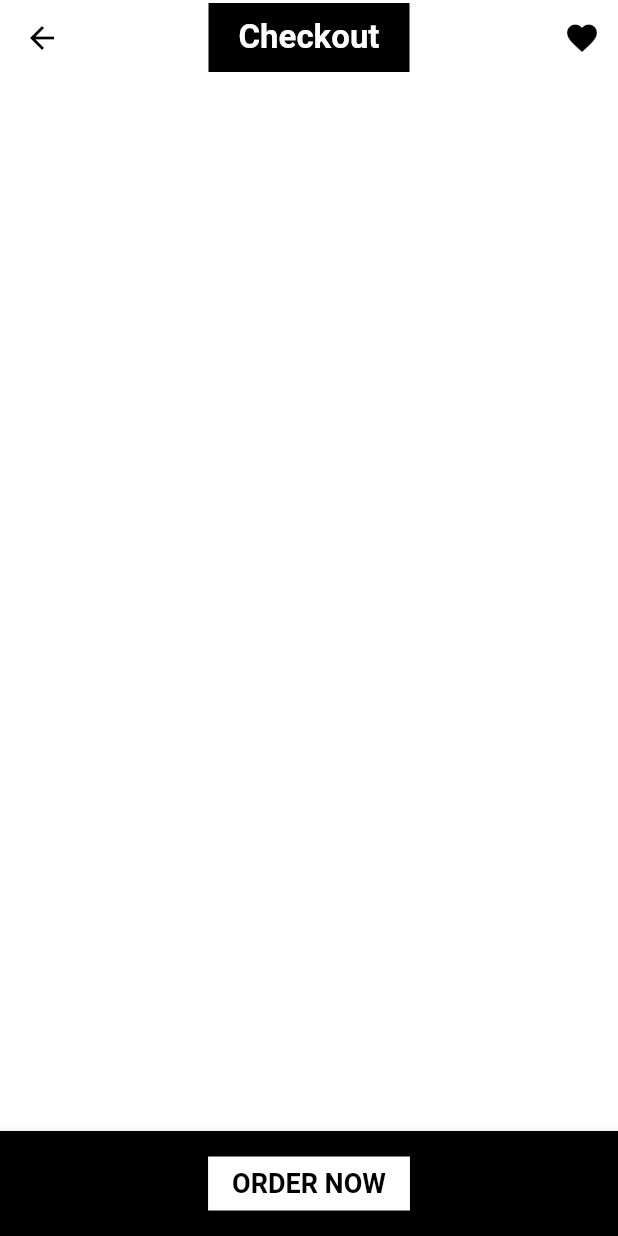
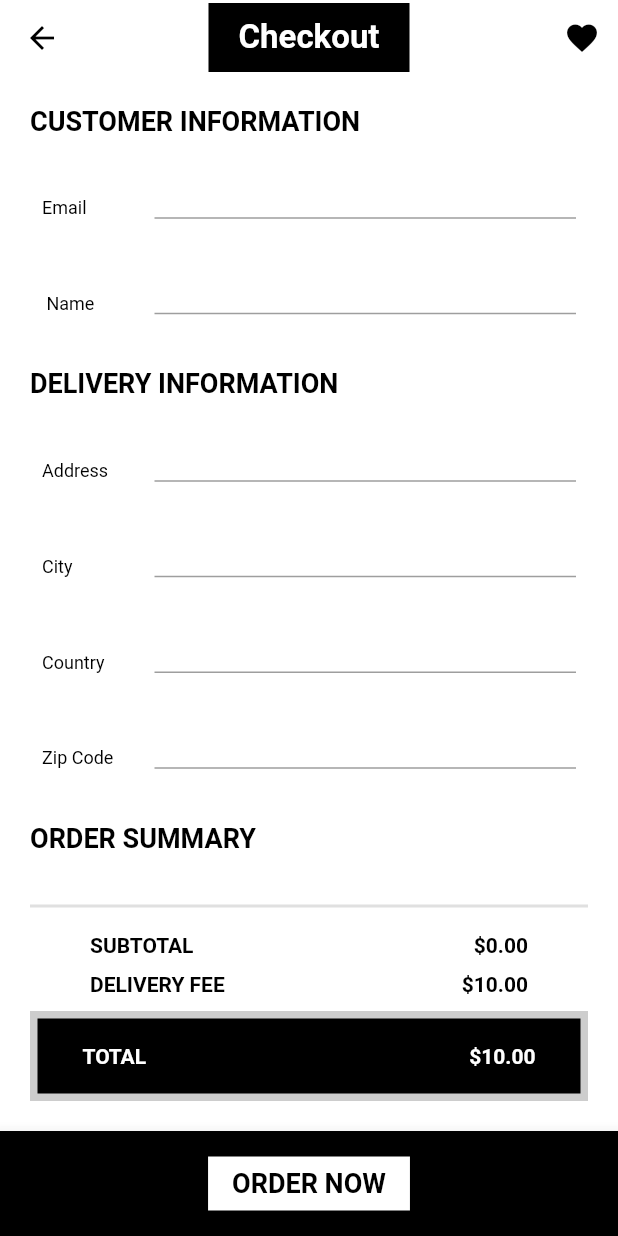
Before and after one commit to alexfdz55/eCommerce_app, a Flutter app: the CartScreen screen opened by its route, after a tap on "GO TO CHECKOUT", on a phone screen of 412 x 824 dp. Run offline on Flutter 3.47's test engine with Material 2 defaults, Android fonts, the phone set to English and light mode, and no system bars; our stand-ins replace carousel_slider, cloud_firestore, equatable, firebase_core, flutter_bloc; accounts and stored records are empty; Roboto replaces fonts that are missing (Avenir).

Commit message:
Checkout screen diseno

```diff
--- a/lib/main.dart
+++ b/lib/main.dart
@@ -45,7 +45,7 @@ class MyApp extends StatelessWidget {
           title: 'Material App',
           theme: theme(),
           onGenerateRoute: AppRouter.onGenerateRoute,
-          initialRoute: HomeScreen.routeName,
+          initialRoute: CheckoutScreen.routeName,
         ),
       ),
     );
--- a/lib/screens/cart/cart_screen.dart
+++ b/lib/screens/cart/cart_screen.dart
@@ -19,8 +19,6 @@ class CartScreen extends StatelessWidget {
   Widget build(BuildContext context) {
     final theme = Theme.of(context);
     final textTheme = theme.textTheme;
-
-    final size = MediaQuery.of(context).size;
 
     return Scaffold(
       appBar: const CustomAppbar(title: 'Cart'),
@@ -81,71 +79,9 @@ class CartScreen extends StatelessWidget {
                           ),
                         ),
                       ),
-                      // CartProductCard(product: Product.products[0]),
-                      // CartProductCard(product: Product.products[1]),
-                      // CartProductCard(product: Product.products[3]),
                     ],
                   ),
-                  Column(
-                    children: [
-                      const Divider(thickness: 2),
-                      Padding(
-                        padding: const EdgeInsets.symmetric(
-                            horizontal: 40, vertical: 10),
-                        child: Column(
-                          children: [
-                            Row(
-                              mainAxisAlignment: MainAxisAlignment.spaceBetween,
-                              children: [
-                                Text('SUBTOTAL', style: textTheme.headline5),
-                                Text('\$${state.cart.subtotalString}',
-                                    style: textTheme.headline5),
-                              ],
-                            ),
-                            const SizedBox(height: 10),
-                            Row(
-                              mainAxisAlignment: MainAxisAlignment.spaceBetween,
-                              children: [
-                                Text('DELIVERY FEE',
-                                    style: textTheme.headline5),
-                                Text('\$${state.cart.deliveryFeeString}',
-                                    style: textTheme.headline5),
-                              ],
-                            ),
-                          ],
-                        ),
-                      ),
-                      Stack(
-                        children: [
-                          Container(
-                            width: size.width,
-                            height: 60,
-                            decoration: BoxDecoration(
-                                color: Colors.black.withAlpha(50)),
-                          ),
-                          Container(
-                            width: size.width,
-                            margin: const EdgeInsets.all(5),
-                            padding: const EdgeInsets.symmetric(horizontal: 30),
-                            height: 50,
-                            decoration:
-                                const BoxDecoration(color: Colors.black),
-                            child: Row(
-                              mainAxisAlignment: MainAxisAlignment.spaceBetween,
-                              children: [
-                                Text('TOTAL',
-                                    style: textTheme.headline5!
-                                        .copyWith(color: Colors.white)),
-                                Text('\$${state.cart.totalString}',
-                                    style: textTheme.headline5!
-                                        .copyWith(color: Colors.white)),
-                              ],
-                            ),
-                          ),
-                        ],
-                      )
-                    ],
-                  )
+                  const OrderSummary(),
                 ],
               ),
             );
--- a/lib/screens/checkout/checkout_screen.dart
+++ b/lib/screens/checkout/checkout_screen.dart
@@ -15,9 +15,65 @@ class CheckoutScreen extends StatelessWidget {
 
   @override
   Widget build(BuildContext context) {
+    final textTheme = Theme.of(context).textTheme;
+
+    final emailTextCtrl = TextEditingController();
+    final nameTextCtrl = TextEditingController();
+    final addressTextCtrl = TextEditingController();
+    final cityTextCtrl = TextEditingController();
+    final countryTextCtrl = TextEditingController();
+    final zipCodeTextCtrl = TextEditingController();
+
     return Scaffold(
       appBar: const CustomAppbar(title: 'Checkout'),
       bottomNavigationBar: const CustomNavBar(screen: routeName),
+      body: Padding(
+        padding: const EdgeInsets.all(20.0),
+        child: Column(
+          mainAxisAlignment: MainAxisAlignment.spaceBetween,
+          crossAxisAlignment: CrossAxisAlignment.start,
+          children: [
+            Text('CUSTOMER INFORMATION', style: textTheme.headline3),
+            _buildTextFormField(emailTextCtrl, context, 'Email'),
+            _buildTextFormField(nameTextCtrl, context, ' Name'),
+            Text('DELIVERY INFORMATION', style: textTheme.headline3),
+            _buildTextFormField(addressTextCtrl, context, 'Address'),
+            _buildTextFormField(cityTextCtrl, context, 'City'),
+            _buildTextFormField(countryTextCtrl, context, 'Country'),
+            _buildTextFormField(zipCodeTextCtrl, context, 'Zip Code'),
+            Text('ORDER SUMMARY', style: textTheme.headline3),
+            const OrderSummary()
+          ],
+        ),
+      ),
+    );
+  }
+
+  Widget _buildTextFormField(
+    TextEditingController controller,
+    BuildContext context,
+    String labelText,
+  ) {
+    final textTheme = Theme.of(context).textTheme;
+
+    return Padding(
+      padding: const EdgeInsets.all(8.0),
+      child: Row(
+        children: [
+          SizedBox(
+              width: 75, child: Text(labelText, style: textTheme.bodyText1)),
+          Expanded(
+              child: TextFormField(
+            controller: controller,
+            decoration: const InputDecoration(
+              isDense: true,
+              contentPadding: EdgeInsets.only(left: 10),
+              focusedBorder: UnderlineInputBorder(
+                  borderSide: BorderSide(color: Colors.black)),
+            ),
+          ))
+        ],
+      ),
     );
   }
 }
--- /dev/null
+++ b/lib/widgets/order_summary.dart
@@ -0,0 +1,87 @@
+import 'package:ecommerce_app/blocs/blocs.dart';
+import 'package:ecommerce_app/widgets/custom_circular_progress.dart';
+import 'package:ecommerce_app/widgets/widgets.dart';
+import 'package:flutter/material.dart';
+import 'package:flutter_bloc/flutter_bloc.dart';
+
+class OrderSummary extends StatelessWidget {
+  const OrderSummary({Key? key}) : super(key: key);
+
+  @override
+  Widget build(BuildContext context) {
+    final textTheme = Theme.of(context).textTheme;
+
+    final size = MediaQuery.of(context).size;
+
+    return BlocBuilder<CartBloc, CartState>(
+      builder: (context, state) {
+        if (state is CartLoading) {
+          return const CustomCircularProgress();
+        }
+
+        if (state is CartLoaded) {
+          return Column(
+            children: [
+              const Divider(thickness: 2),
+              Padding(
+                padding:
+                    const EdgeInsets.symmetric(horizontal: 40, vertical: 10),
+                child: Column(
+                  children: [
+                    Row(
+                      mainAxisAlignment: MainAxisAlignment.spaceBetween,
+                      children: [
+                        Text('SUBTOTAL', style: textTheme.headline5),
+                        Text('\$${state.cart.subtotalString}',
+                            style: textTheme.headline5),
+                      ],
+                    ),
+                    const SizedBox(height: 10),
+                    Row(
+                      mainAxisAlignment: MainAxisAlignment.spaceBetween,
+                      children: [
+                        Text('DELIVERY FEE', style: textTheme.headline5),
+                        Text('\$${state.cart.deliveryFeeString}',
+                            style: textTheme.headline5),
+                      ],
+                    ),
+                  ],
+                ),
+              ),
+              Stack(
+                children: [
+                  Container(
+                    width: size.width,
+                    height: 60,
+                    decoration:
+                        BoxDecoration(color: Colors.black.withAlpha(50)),
+                  ),
+                  Container(
+                    width: size.width,
+                    margin: const EdgeInsets.all(5),
+                    padding: const EdgeInsets.symmetric(horizontal: 30),
+                    height: 50,
+                    decoration: const BoxDecoration(color: Colors.black),
+                    child: Row(
+                      mainAxisAlignment: MainAxisAlignment.spaceBetween,
+                      children: [
+                        Text('TOTAL',
+                            style: textTheme.headline5!
+                                .copyWith(color: Colors.white)),
+                        Text('\$${state.cart.totalString}',
+                            style: textTheme.headline5!
+                                .copyWith(color: Colors.white)),
+                      ],
+                    ),
+                  ),
+                ],
+              )
+            ],
+          );
+        } else {
+          return const CustomErrorMessage();
+        }
+      },
+    );
+  }
+}
--- a/lib/widgets/widgets.dart
+++ b/lib/widgets/widgets.dart
@@ -7,3 +7,4 @@ export 'product_carousel.dart';
 export 'custom_circular_progress.dart';
 export 'custom_error_message.dart';
 export 'cart_product_card.dart';
+export 'order_summary.dart';
```
